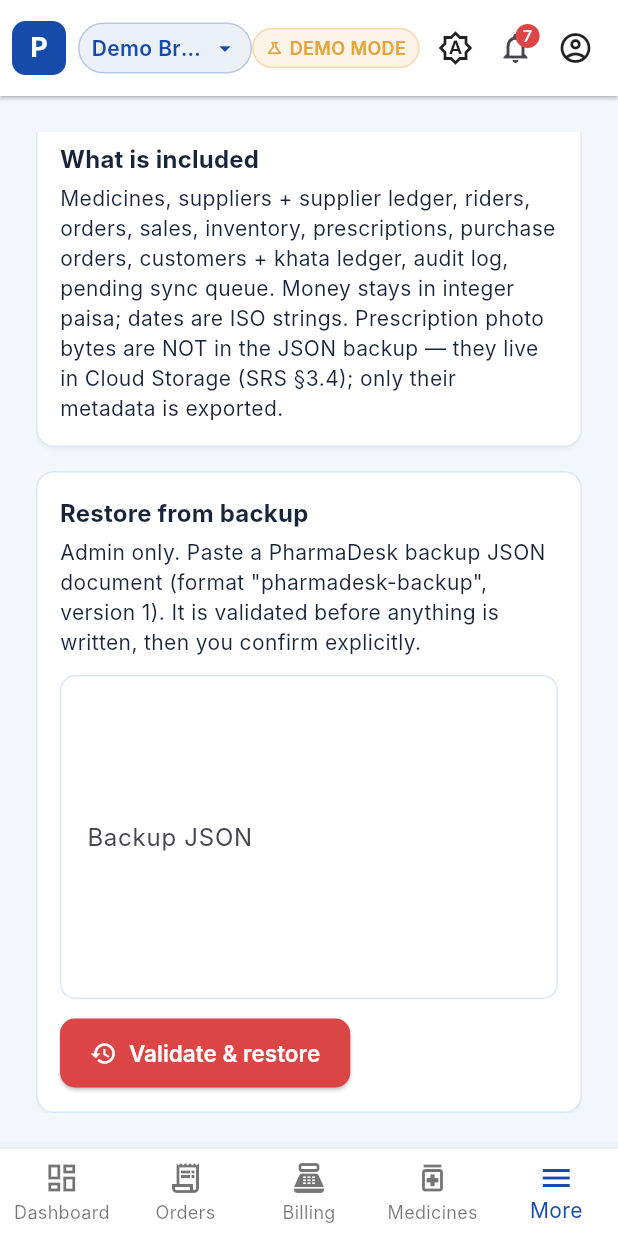
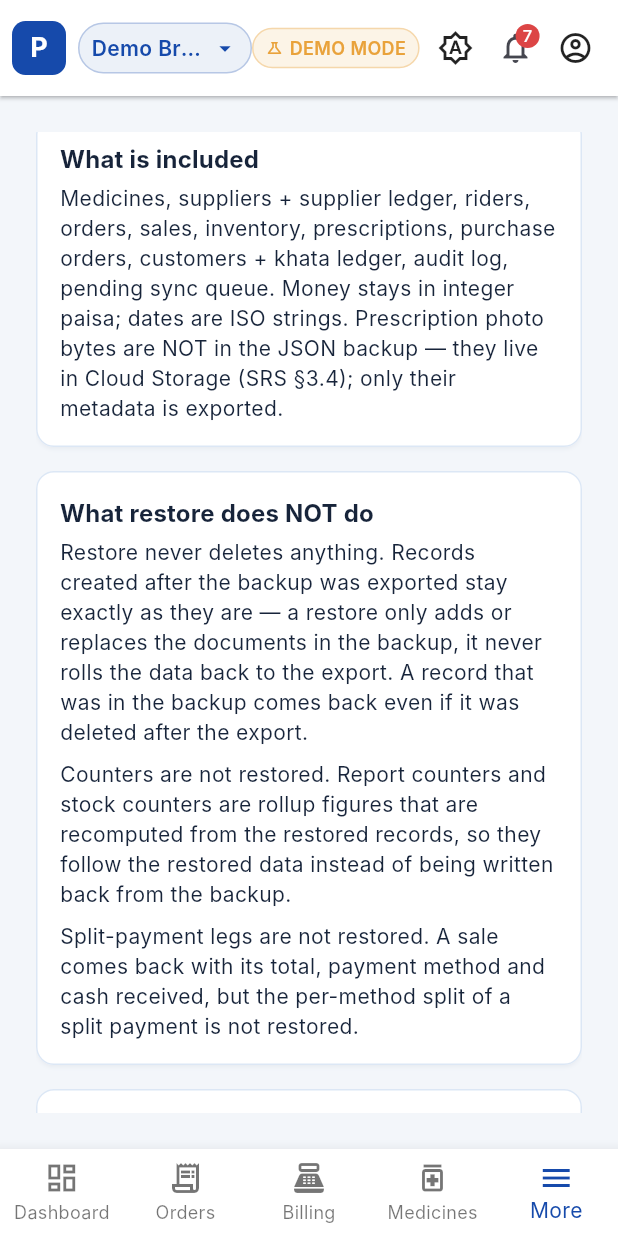
Before and after one commit to Sharjeel-580/pharmadesk, a Flutter app: the BackupScreen screen opened by its route, scrolled down 460 dp, on a phone screen of 412 x 824 dp. Run offline on Flutter 3.47's test engine with Material 3 defaults, Android fonts, the phone set to English and light mode, and no system bars; our stand-ins replace cloud_firestore, firebase_auth, firebase_storage, flutter_riverpod, go_router, pdf and 3 more; missing offline and left inert: dart:js_interop; accounts and stored records are empty.

Commit message:
Week 6: lib/features/backup

```diff
--- a/lib/features/backup/backup_screen.dart
+++ b/lib/features/backup/backup_screen.dart
@@ -28,13 +28,34 @@ import 'backup_provider.dart';
 ///   export.
 /// - **Restore (admin only):** paste a backup JSON document, it is
 ///   validated first (`DataImporter.validateBackup`), then an
-///   explicit confirmation step states that it replaces the current
-///   live data, and only then is it imported (overwrite policy)
-///   into the live repositories by upsert-by-id (Week 5 Day 2,
-///   D150 — the D133 follow-up is closed), with the import report
-///   shown. Audit history and the pending sync queue are local
-///   state, not repo data: they land in the layer's restore sink
-///   only, never rewriting live history.
+///   explicit confirmation step states what it will and will not do,
+///   and only then is it imported (overwrite policy) into the live
+///   repositories by upsert-by-id (Week 5 Day 2, D150 — the D133
+///   follow-up is closed), with the import report shown. Audit
+///   history and the pending sync queue are local state, not repo
+///   data: they land in the layer's restore sink only, never
+///   rewriting live history.
+///
+/// **Restore semantics (Week 6 Day 5, D169 — decided, not extended):**
+/// a restore only adds or replaces the documents in the backup; it
+/// never deletes anything, so records created after the export stay
+/// exactly as they are — and a record that was in the backup comes
+/// back even if it was deleted after the export. Counters are NOT
+/// restored (report/stock counters are rollup figures recomputed
+/// from the restored records). The sale payment legs (the per-method
+/// split of a split payment) are NOT restored — a sale comes back
+/// with its total, payment method and cash received. Extending the
+/// restore to cover counters + payment legs was rejected: the legs
+/// live only in a Firestore subcollection, and rewriting them on
+/// restore is a money-path change that cannot be tested end-to-end
+/// without a Firebase project (a Dazy-only step), so a stated limit
+/// is safer than an unverified rewrite. The screen states all of
+/// this in plain language (the "What restore does NOT do" card),
+/// and the confirmation dialog says the same.
+///
+/// There is no scheduled backup to report yet: the Cloud Function
+/// export (SRS §2.6) needs the Firebase project, so the screen says
+/// "not configured" instead of inventing a schedule.
 ///
 /// There is no scheduled backup to report yet: the Cloud Function
 /// export (SRS §2.6) needs the Firebase project, so the screen says
@@ -129,10 +150,14 @@ class _BackupScreenState extends ConsumerState<BackupScreen> {
       builder: (dialogContext) => AlertDialog(
         title: const Text('Restore this backup?'),
         content: Text(
-          'This will replace the current live data with the '
-          'contents of this backup ($totalDocs documents, overwrite '
-          'policy — a document with the same id is replaced, never '
-          'duplicated). The backup was exported at '
+          'This will add or replace the documents in this backup '
+          '($totalDocs documents, overwrite policy — a document with '
+          'the same id is replaced, never duplicated). Records that '
+          'are not in the backup are left untouched, and a record '
+          'that was in the backup comes back even if it was deleted '
+          'after the export. Counters and split-payment legs are not '
+          'restored — see "What restore does NOT do" on the backup '
+          'screen. The backup was exported at '
           '${json['exportedAt'] ?? 'an unknown time'} for organization '
           '${json['organizationId'] ?? 'unknown'}. '
           'Audit history and the pending sync queue are restored '
@@ -283,6 +308,45 @@ class _BackupScreenState extends ConsumerState<BackupScreen> {
                 crossAxisAlignment: CrossAxisAlignment.start,
                 children: [
                   Text(
+                    'What restore does NOT do',
+                    style: theme.textTheme.titleMedium?.copyWith(
+                      fontWeight: FontWeight.w700,
+                    ),
+                  ),
+                  const SizedBox(height: 4),
+                  const Text(
+                    'Restore never deletes anything. Records created '
+                    'after the backup was exported stay exactly as '
+                    'they are — a restore only adds or replaces the '
+                    'documents in the backup, it never rolls the data '
+                    'back to the export. A record that was in the '
+                    'backup comes back even if it was deleted after '
+                    'the export.',
+                  ),
+                  const SizedBox(height: 8),
+                  const Text(
+                    'Counters are not restored. Report counters and '
+                    'stock counters are rollup figures that are '
+                    'recomputed from the restored records, so they '
+                    'follow the restored data instead of being written '
+                    'back from the backup.',
+                  ),
+                  const SizedBox(height: 8),
+                  const Text(
+                    'Split-payment legs are not restored. A sale '
+                    'comes back with its total, payment method and '
+                    'cash received, but the per-method split of a '
+                    'split payment is not restored.',
+                  ),
+                ],
+              ),
+            ),
+            const SizedBox(height: 16),
+            PharmaCard(
+              child: Column(
+                crossAxisAlignment: CrossAxisAlignment.start,
+                children: [
+                  Text(
                     'Restore from backup',
                     style: theme.textTheme.titleMedium?.copyWith(
                       fontWeight: FontWeight.w700,
```
